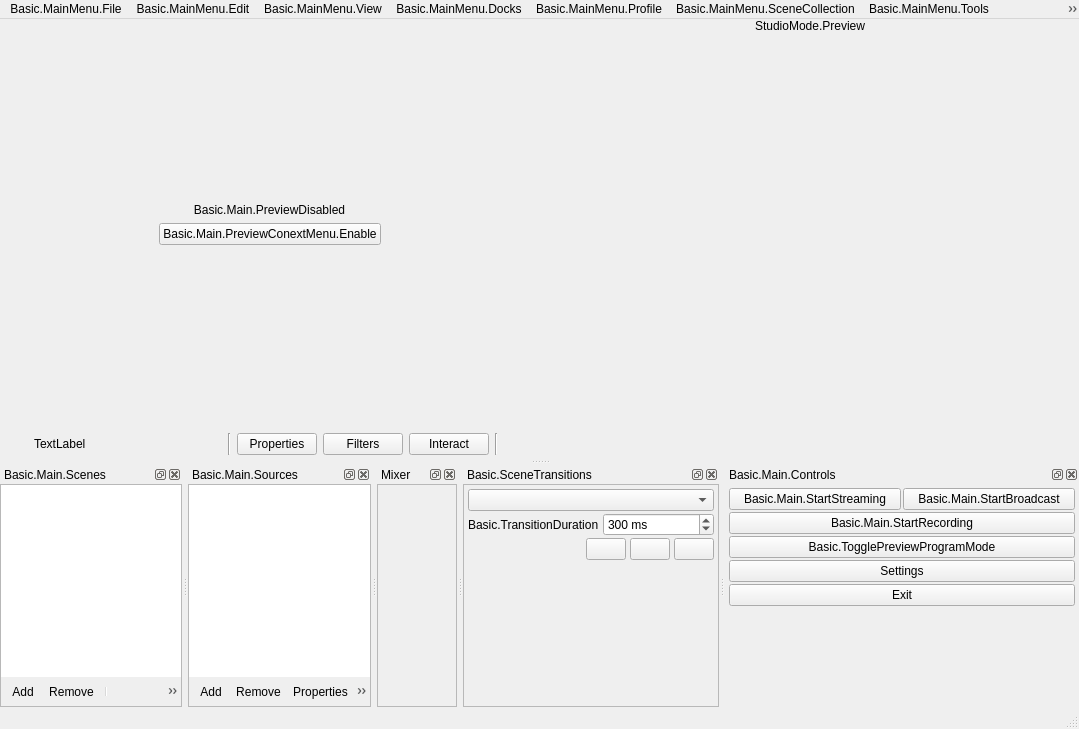
Old version of the form UI/forms/OBSBasic.ui in the repository BlueCheeseburger/obs-studio.
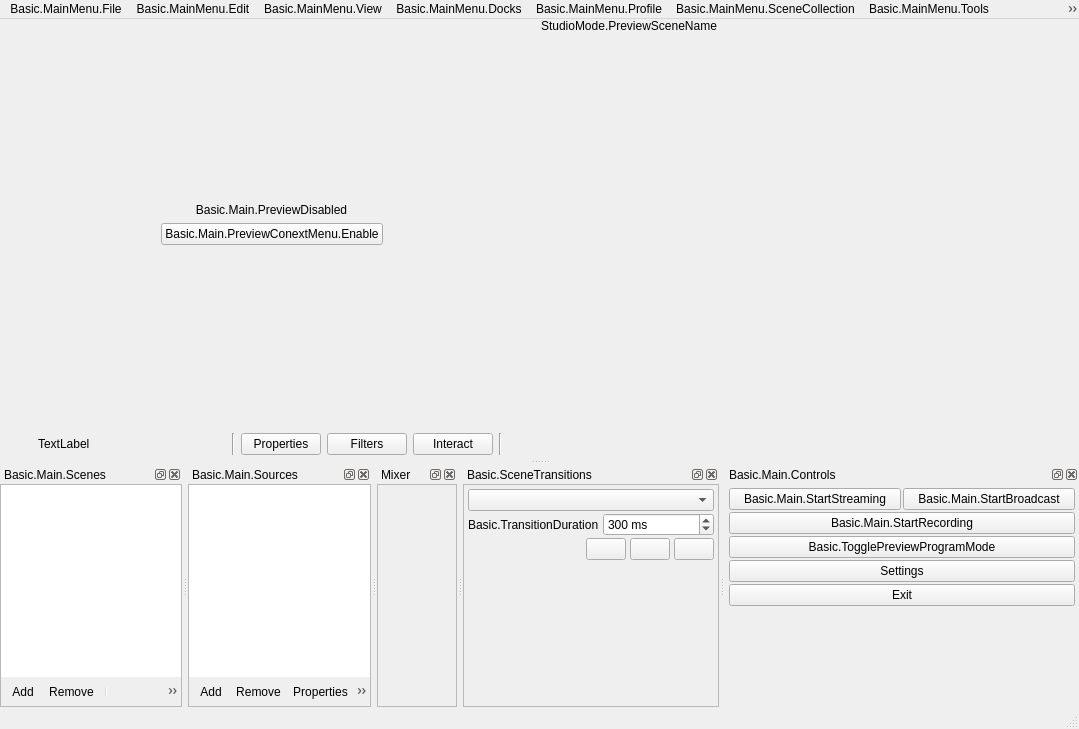
New version of the form. Icons and pictures are not drawn. Custom widgets are drawn as their Qt base class.

Commit message:
UI: Add scene names to preview/program labels
This makes it easier for users to determine what
is the current preview or program scene.

```diff
--- a/UI/forms/OBSBasic.ui
+++ b/UI/forms/OBSBasic.ui
@@ -42,13 +42,13 @@
      <number>0</number>
     </property>
     <property name="leftMargin">
-     <number>0</number>
+     <number>4</number>
     </property>
     <property name="topMargin">
      <number>0</number>
     </property>
     <property name="rightMargin">
-     <number>0</number>
+     <number>4</number>
     </property>
     <property name="bottomMargin">
      <number>0</number>
@@ -158,11 +158,20 @@
           </property>
           <item>
            <widget class="QLabel" name="previewLabel">
+            <property name="sizePolicy">
+             <sizepolicy hsizetype="Ignored" vsizetype="Preferred">
+              <horstretch>0</horstretch>
+              <verstretch>0</verstretch>
+             </sizepolicy>
+            </property>
             <property name="text">
-             <string>StudioMode.Preview</string>
+             <string>StudioMode.PreviewSceneName</string>
             </property>
             <property name="alignment">
-             <set>Qt::AlignBottom|Qt::AlignHCenter</set>
+             <set>Qt::AlignLeading|Qt::AlignLeft|Qt::AlignVCenter</set>
+            </property>
+            <property name="themeID" stdset="0">
+             <string>previewProgramLabels</string>
             </property>
            </widget>
           </item>
```
The commit also changes 4 other files.
